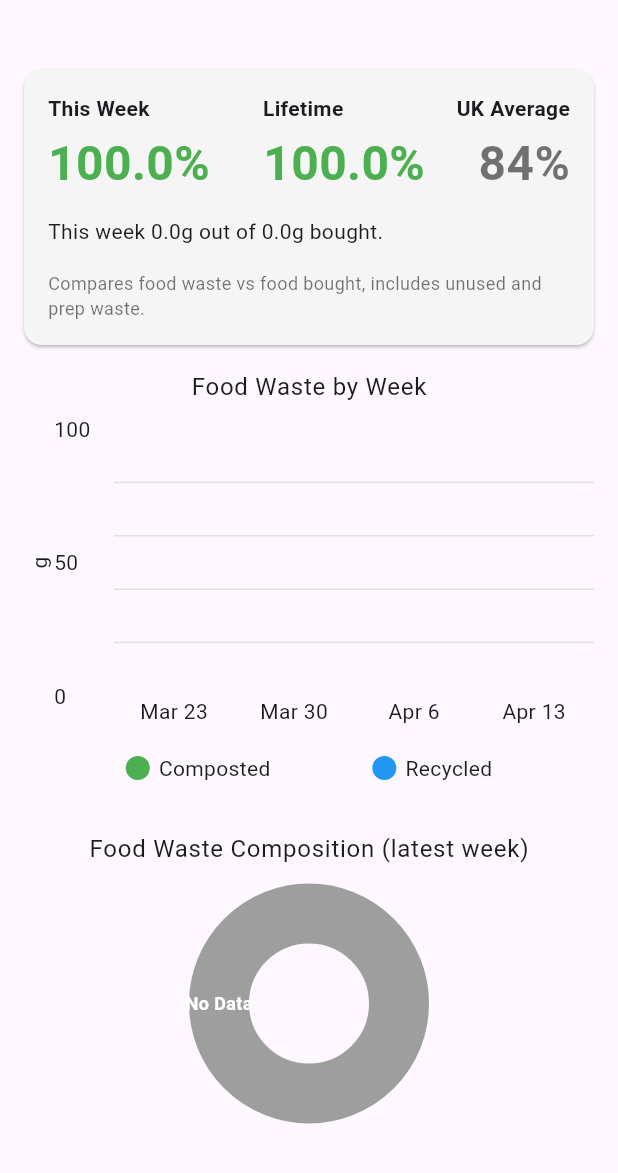
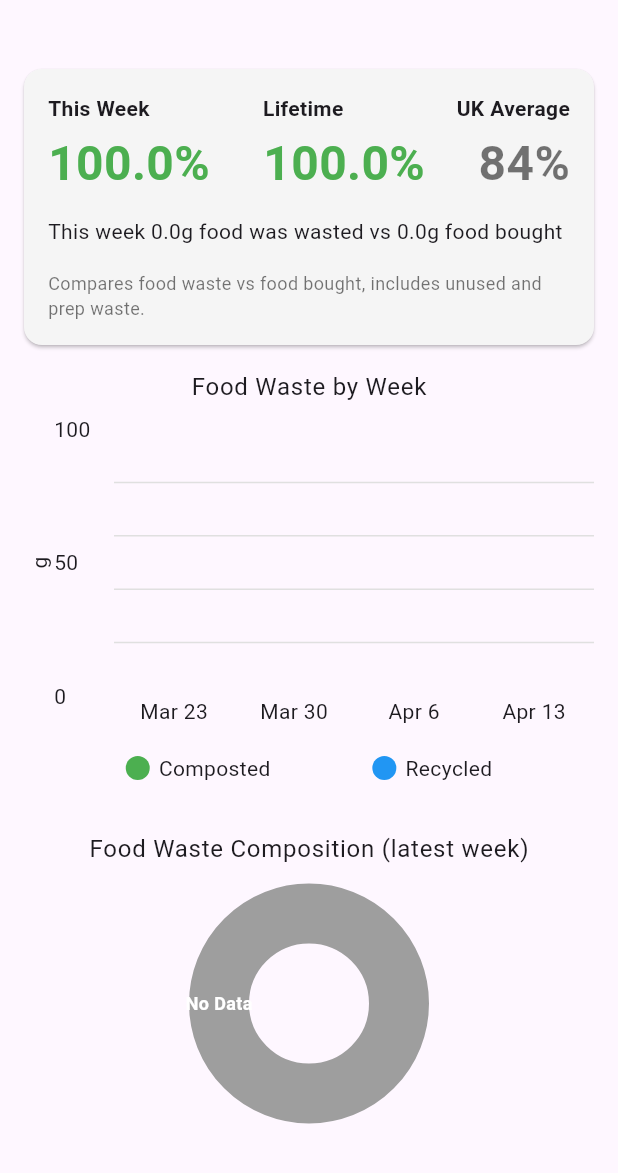
Before and after one commit to jbrun001/foodmanager, a Flutter app: the WasteLogAnalysisScreen screen opened directly with empty values, on a phone screen of 412 x 824 dp, the part 63-1236 px from its top. Run offline on Flutter 3.47's test engine with Material 3 defaults, Android fonts, the light colour scheme and no system bars; our stand-ins replace cached_network_image, cloud_firestore, firebase_auth, firebase_core, go_router, google_sign_in and 1 more; accounts and stored records are empty; generated files the repository leaves out were written again.

Commit message:
R1.FW.01 update

```diff
--- a/lib/screens/wasteloganalysis_screen.dart
+++ b/lib/screens/wasteloganalysis_screen.dart
@@ -277,6 +277,7 @@ class _WasteLogAnalysisScreenState extends State<WasteLogAnalysisScreen> {
           final latestWeekLabel = weekStart.toIso8601String().split('T')[0];
           final double totalWaste =
               weeklyStats[latestWeekLabel]?['totalWaste'] ?? 0.0;
+          final entries = weeklyStats.entries.toList();
 
           return SingleChildScrollView(
             child: Padding(
@@ -311,18 +312,13 @@ class _WasteLogAnalysisScreenState extends State<WasteLogAnalysisScreen> {
                       borderData: FlBorderData(
                         show: false, // no borders around the chart
                       ),
-                      barGroups:
-                          weeklyStats.entries.toList().reversed.map((entry) {
-                        final index =
-                            weeklyStats.keys.toList().indexOf(entry.key);
+                      barGroups: entries.asMap().entries.map((e) {
+                        final index = e.key;
+                        final entry = e.value;
 
-                        final total =
-                            (entry.value['totalWaste'] as double?) ?? 0.0;
-                        final composted =
-                            (entry.value['totalComposted'] as double?) ?? 0.0;
-                        final inedible =
-                            (entry.value['totalInedible'] as double?) ?? 0.0;
-                        final recycled = total - (composted + inedible);
+                        final total = entry.value['totalWaste'] ?? 0.0;
+                        final composted = entry.value['totalComposted'] ?? 0.0;
+                        final recycled = entry.value['totalRecycled'] ?? 0.0;
 
                         if (total == 0) {
                           return BarChartGroupData(x: index, barRods: []);
@@ -339,7 +335,8 @@ class _WasteLogAnalysisScreenState extends State<WasteLogAnalysisScreen> {
                                     recycled + composted, Colors.green),
                               ],
                               width: 22,
-                              borderRadius: BorderRadius.zero, // flat top
+                              borderRadius:
+                                  BorderRadius.zero, // stop bars being rounded
                             ),
                           ],
                         );
@@ -362,15 +359,13 @@ class _WasteLogAnalysisScreenState extends State<WasteLogAnalysisScreen> {
                             showTitles: true,
                             getTitlesWidget: (double value, TitleMeta meta) {
                               int index = value.toInt();
-                              List<String> labels =
-                                  weeklyStats.keys.toList().reversed.toList();
-                              if (index >= 0 && index < labels.length) {
-                                final isoDate = labels[index];
+                              final entries = weeklyStats.entries.toList();
+                              if (index >= 0 && index < entries.length) {
+                                final isoDate = entries[index].key;
                                 final date = DateTime.tryParse(isoDate);
-                                final label = date != null
+                                return Text(date != null
                                     ? DateFormat.MMMd().format(date)
-                                    : '';
-                                return Text(label);
+                                    : '');
                               }
                               return const Text('');
                             },
--- a/lib/widgets/wastesummary_card.dart
+++ b/lib/widgets/wastesummary_card.dart
@@ -115,7 +115,7 @@ class WasteSummary_Card extends StatelessWidget {
             const SizedBox(height: 12),
             // Explanatory text (full width)
             Text(
-              "This week ${totalWaste.toStringAsFixed(1)}g out of ${totalBought.toStringAsFixed(1)}g bought.",
+              "This week ${totalWaste.toStringAsFixed(1)}g food was wasted vs ${totalBought.toStringAsFixed(1)}g food bought",
               style: const TextStyle(fontSize: 14),
             ),
             const SizedBox(height: 8),
```
